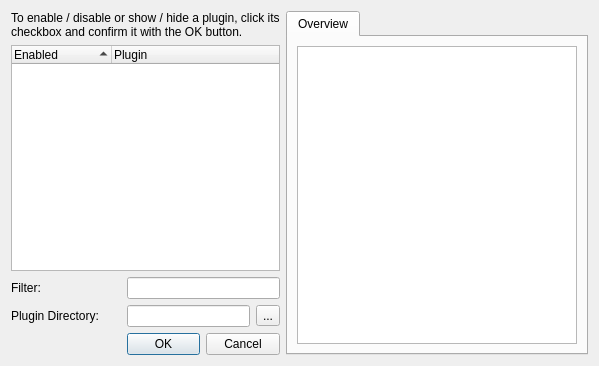
cepek/qgama-0.2.4, file qgama-core/src/plugins_manager/pluginsmanagerdialog.ui: the form before one commit.
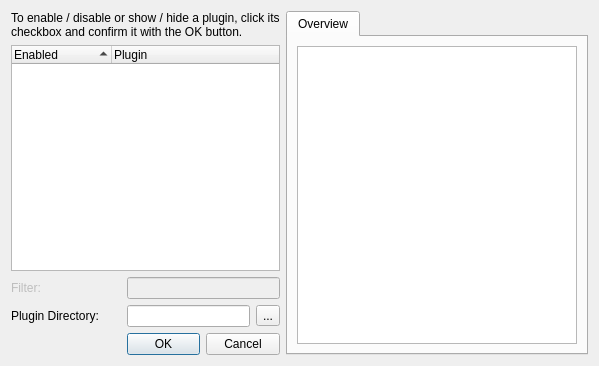
The form after the commit.

```diff
--- a/qgama-core/src/plugins_manager/pluginsmanagerdialog.ui
+++ b/qgama-core/src/plugins_manager/pluginsmanagerdialog.ui
@@ -96,6 +96,9 @@
      </item>
      <item row="2" column="0">
       <widget class="QLabel" name="label_Filter">
+       <property name="enabled">
+        <bool>false</bool>
+       </property>
        <property name="text">
         <string>Filter: </string>
        </property>
@@ -103,6 +106,9 @@
      </item>
      <item row="2" column="1" colspan="2">
       <widget class="QLineEdit" name="lineEdit_FilterValue">
+       <property name="enabled">
+        <bool>false</bool>
+       </property>
        <property name="sizePolicy">
         <sizepolicy hsizetype="MinimumExpanding" vsizetype="Fixed">
          <horstretch>0</horstretch>
```
